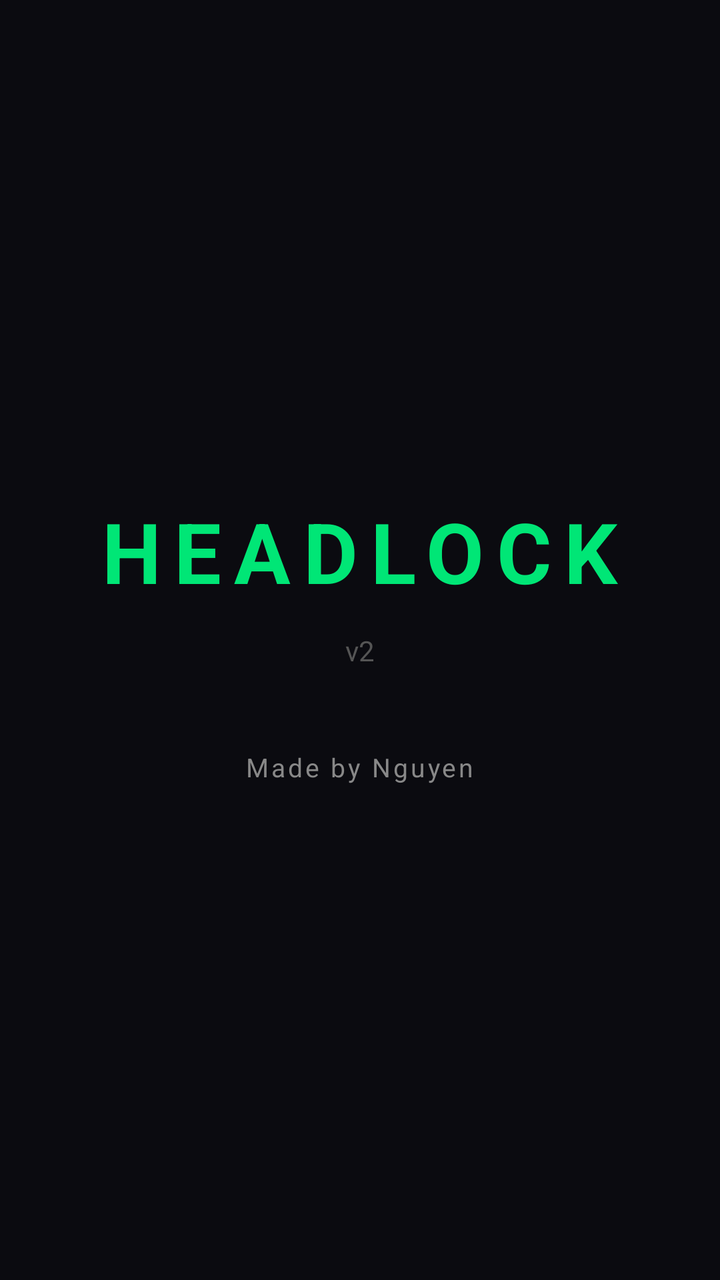
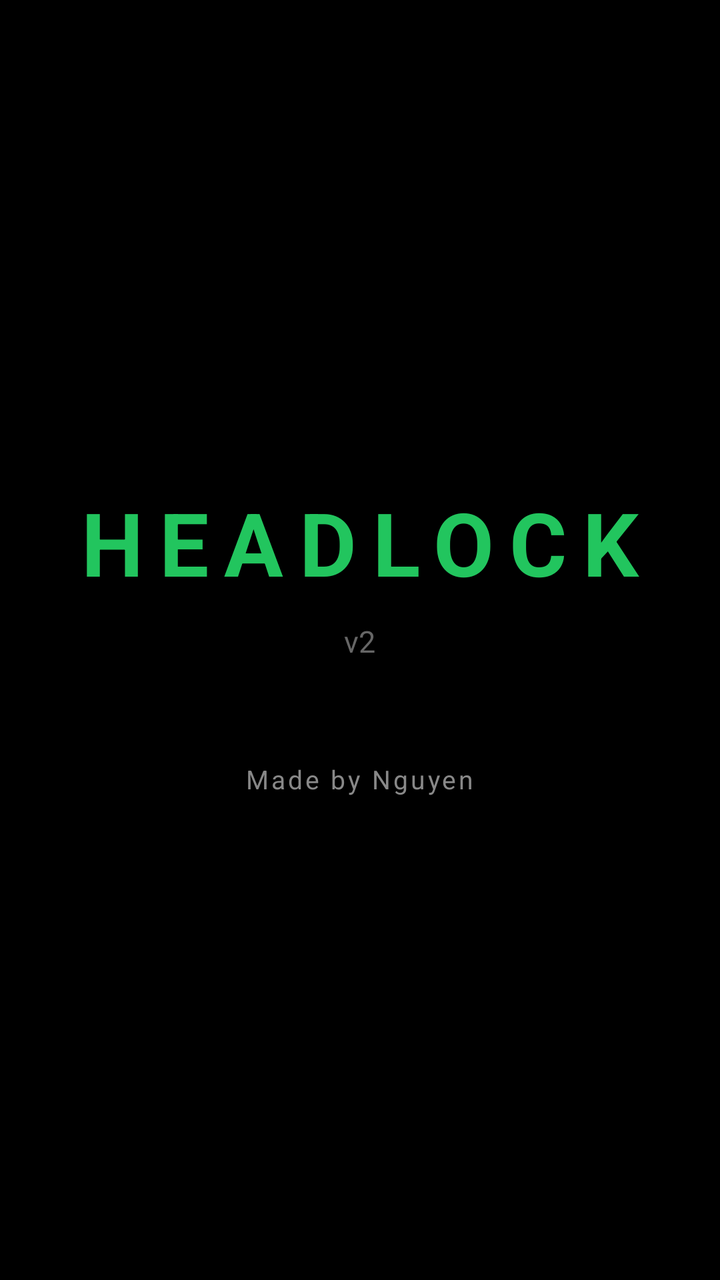

An Android layout rendered at two revisions. The XML below is the earlier revision; the diff shows what the commit changed to produce the second picture.
<!-- AndroidManifest.xml: activity theme Theme.AppCompat.DayNight.NoActionBar -->
<!-- res/layout/activity_splash.xml -->
<?xml version="1.0" encoding="utf-8"?>
<FrameLayout xmlns:android="http://schemas.android.com/apk/res/android"
    android:layout_width="match_parent"
    android:layout_height="match_parent"
    android:background="#0B0B10">
    <LinearLayout
        android:layout_width="match_parent"
        android:layout_height="match_parent"
        android:orientation="vertical"
        android:gravity="center">
        <TextView
            android:text="HEADLOCK"
            android:textColor="#00E676"
            android:textSize="42sp"
            android:textStyle="bold"
            android:letterSpacing="0.15"
            android:layout_width="wrap_content"
            android:layout_height="wrap_content"/>
        <TextView
            android:text="v2"
            android:textColor="#555555"
            android:textSize="14sp"
            android:layout_marginTop="12dp"
            android:layout_width="wrap_content"
            android:layout_height="wrap_content"/>
        <TextView
            android:text="Made by Nguyen"
            android:textColor="#888888"
            android:textSize="13sp"
            android:letterSpacing="0.1"
            android:layout_marginTop="40dp"
            android:layout_width="wrap_content"
            android:layout_height="wrap_content"/>
    </LinearLayout>
</FrameLayout>
<!-- resources referenced by this layout -->
<resources>

</resources>

<!-- the commit's change to res/layout/activity_splash.xml (unified diff, before → after) -->
@@ -2,7 +2,7 @@
 <FrameLayout xmlns:android="http://schemas.android.com/apk/res/android"
     android:layout_width="match_parent"
     android:layout_height="match_parent"
-    android:background="#0B0B10">
+    android:background="#000000">
     <LinearLayout
         android:layout_width="match_parent"
         android:layout_height="match_parent"
@@ -10,17 +10,17 @@
         android:gravity="center">
         <TextView
             android:text="HEADLOCK"
-            android:textColor="#00E676"
-            android:textSize="42sp"
+            android:textColor="#22C55E"
+            android:textSize="44sp"
             android:textStyle="bold"
-            android:letterSpacing="0.15"
+            android:letterSpacing="0.18"
             android:layout_width="wrap_content"
             android:layout_height="wrap_content"/>
         <TextView
             android:text="v2"
-            android:textColor="#555555"
-            android:textSize="14sp"
-            android:layout_marginTop="12dp"
+            android:textColor="#666666"
+            android:textSize="15sp"
+            android:layout_marginTop="10dp"
             android:layout_width="wrap_content"
             android:layout_height="wrap_content"/>
         <TextView
@@ -28,7 +28,7 @@
             android:textColor="#888888"
             android:textSize="13sp"
             android:letterSpacing="0.1"
-            android:layout_marginTop="40dp"
+            android:layout_marginTop="50dp"
             android:layout_width="wrap_content"
             android:layout_height="wrap_content"/>
     </LinearLayout>
